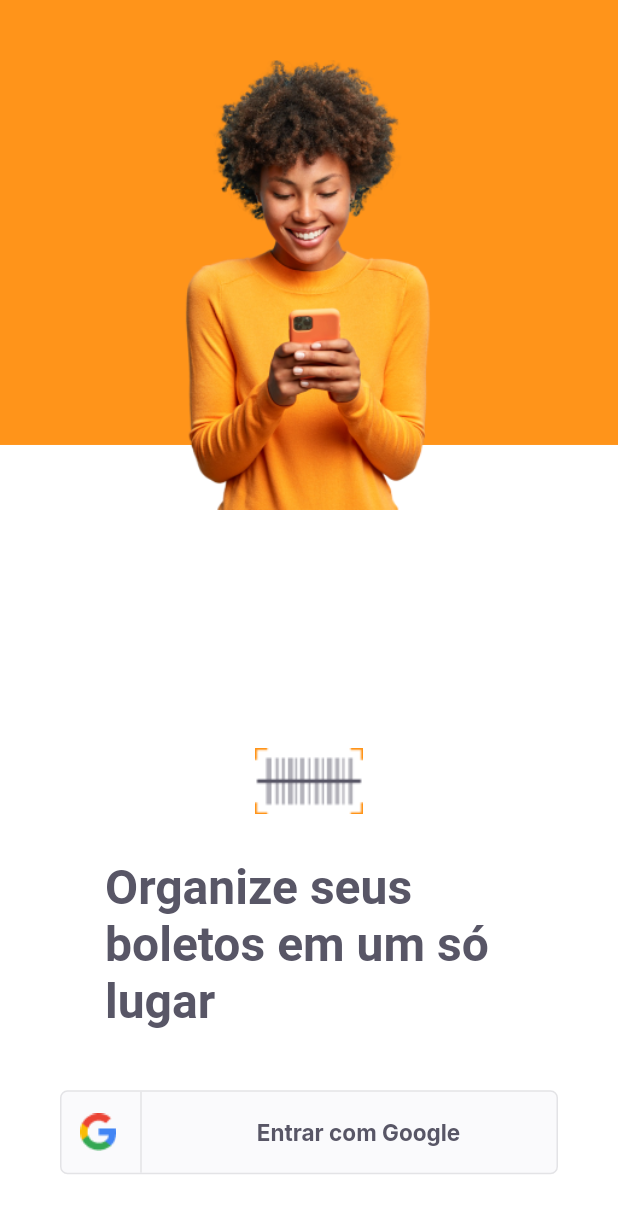
After one commit to carlosgallo0/Flutter-Studies, a Flutter app: the LoginPage screen opened directly, on a phone screen of 412 x 824 dp. The commit adds this screen. Shown: the top 1213 px of the screen. Run offline on Flutter 3.47's test engine with Material 2 defaults, Android fonts, the phone set to English and light mode, and no system bars; our stand-ins replace google_fonts.

```diff
--- a/payflow/lib/main.dart
+++ b/payflow/lib/main.dart
@@ -1,5 +1,7 @@
 import 'package:flutter/material.dart';
+import 'package:payflow/modules/login/login_page.dart';
 import 'package:payflow/modules/splash/splash_page.dart';
+import 'package:payflow/modules/home/home_page.dart';
 import 'package:payflow/shared/themes/app_colors.dart';
 
 void main() {
--- /dev/null
+++ b/payflow/lib/modules/home/home_page.dart
@@ -0,0 +1,13 @@
+import 'package:flutter/material.dart';
+
+class HomePage extends StatelessWidget {
+  const HomePage({Key? key}) : super(key: key);
+
+  @override
+  Widget build(BuildContext context) {
+    return Scaffold(
+        appBar: AppBar(
+      title: Text('HomePage!'),
+    ));
+  }
+}
--- /dev/null
+++ b/payflow/lib/modules/login/login_page.dart
@@ -0,0 +1,67 @@
+// ignore_for_file: avoid_print
+
+import 'package:flutter/material.dart';
+import 'package:payflow/shared/themes/app_colors.dart';
+import 'package:payflow/shared/themes/app_images.dart';
+import 'package:payflow/shared/themes/app_text_styles.dart';
+import 'package:payflow/shared/widgets/social_login/social_login_button.dart';
+
+class LoginPage extends StatefulWidget {
+  const LoginPage({Key? key}) : super(key: key);
+
+  @override
+  _LoginPageState createState() => _LoginPageState();
+}
+
+class _LoginPageState extends State<LoginPage> {
+  @override
+  Widget build(BuildContext context) {
+    final size = MediaQuery.of(context).size;
+    return Scaffold(
+        backgroundColor: AppColors.background,
+        body: Container(
+            width: size.width,
+            height: size.height,
+            child: Stack(
+              children: [
+                Container(
+                  width: size.width,
+                  height: size.height * 0.36,
+                  color: AppColors.primary,
+                ),
+                Positioned(
+                    top: 40,
+                    left: 0,
+                    right: 0,
+                    child: (Image.asset(
+                      AppImages.person,
+                      width: 208,
+                      height: 300,
+                    ))),
+                Positioned(
+                  bottom: size.height * 0.05,
+                  left: 0,
+                  right: 0,
+                  child: Column(
+                    mainAxisAlignment: MainAxisAlignment.center,
+                    crossAxisAlignment: CrossAxisAlignment.center,
+                    children: [
+                      Image.asset(AppImages.logomini),
+                      Padding(
+                        padding: const EdgeInsets.only(top: 30, left: 70, right: 70),
+                        child: Text("Organize seus boletos em um só lugar",
+                            style: TextStyles.titleHome),
+                      ),
+                      Padding(
+                        padding: EdgeInsets.only(left: 40, right: 40, top: 40),
+                        child: SocialLoginButton(onTap: () {
+                          print("clicou");
+                        }),
+                      ),
+                    ],
+                  ),
+                ),
+              ],
+            )));
+  }
+}
--- /dev/null
+++ b/payflow/lib/shared/widgets/social_login/social_login_button.dart
@@ -0,0 +1,53 @@
+import 'package:flutter/cupertino.dart';
+import 'package:flutter/material.dart';
+import 'package:payflow/shared/themes/app_colors.dart';
+import 'package:payflow/shared/themes/app_images.dart';
+import 'package:payflow/shared/themes/app_text_styles.dart';
+
+class SocialLoginButton extends StatelessWidget {
+  final VoidCallback onTap;
+  const SocialLoginButton({Key? key, required this.onTap}) : super(key: key);
+
+  @override
+  Widget build(BuildContext context) {
+    return InkWell(
+      onTap: onTap,
+      child: Container(
+        height: 56,
+        decoration: BoxDecoration(
+            color: AppColors.shape,
+            borderRadius: BorderRadius.circular(5),
+            border: Border.fromBorderSide(BorderSide(color: AppColors.stroke))),
+        child: Row(
+          children: [
+            Expanded(
+                flex: 1,
+                child: Row(
+                  mainAxisAlignment: MainAxisAlignment.center,
+                  children: [
+                    Image.asset(AppImages.google),
+                    const SizedBox(
+                      width: 16,
+                    ),
+                    Container(
+                      height: 56,
+                      width: 1,
+                      color: AppColors.stroke,
+                    )
+                  ],
+                )),
+            Expanded(
+              flex: 4,
+              child: Row(mainAxisAlignment: MainAxisAlignment.center, children: [
+                Text(
+                  "Entrar com Google",
+                  style: TextStyles.buttonBoldGray,
+                ),
+              ]),
+            ),
+          ],
+        ),
+      ),
+    );
+  }
+}
```
Also changed, not shown: 1 other file.
